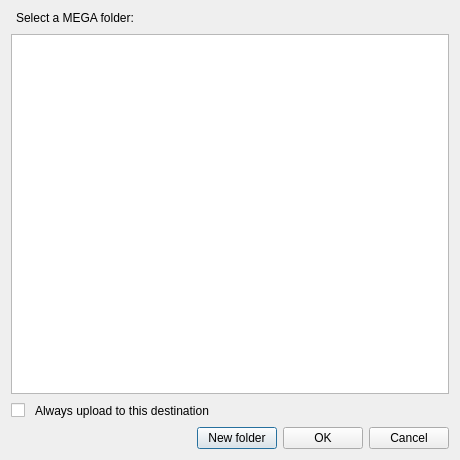
Above: src/MEGASync/gui/win/NodeSelector.ui from meganz/MEGAsync before the change. Below: the same form after it.
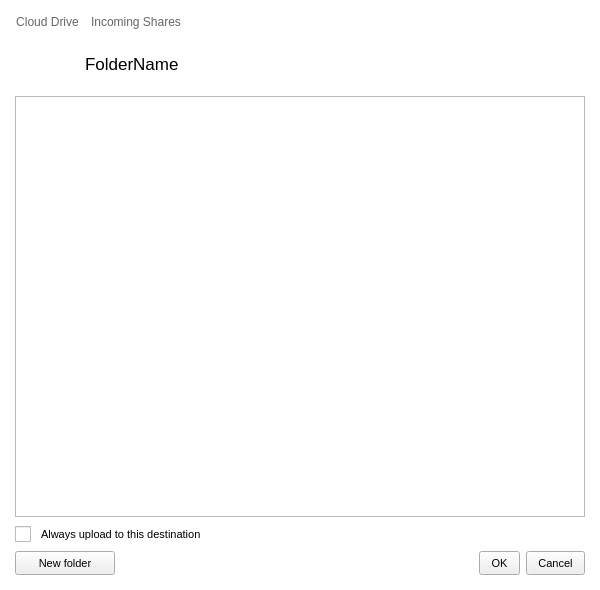
That is the form after the change. Icons and pictures are not drawn. Custom widgets are drawn as their Qt base class.

Commit message: SNC-2319. Node Selector dialog revamp with new columns and features.

```diff
--- a/src/MEGASync/gui/win/NodeSelector.ui
+++ b/src/MEGASync/gui/win/NodeSelector.ui
@@ -9,18 +9,55 @@
    <rect>
     <x>0</x>
     <y>0</y>
-    <width>460</width>
-    <height>460</height>
+    <width>600</width>
+    <height>590</height>
    </rect>
   </property>
+  <property name="minimumSize">
+   <size>
+    <width>540</width>
+    <height>530</height>
+   </size>
+  </property>
   <property name="windowTitle">
    <string>Folder Selection</string>
   </property>
   <property name="styleSheet">
-   <string notr="true">#cbAlwaysUploadToLocation
+   <string notr="true">QDialog{
+background:#FFFFFF;
+}
+
+#cbAlwaysUploadToLocation
 {
     spacing: 10px;
-}</string>
+}
+
+QWidget
+{
+font-size: 11px;
+}
+
+QCheckBox::indicator {
+     width: 16px;
+     height: 16px;
+ }
+
+QRadioButton::indicator {
+     width: 16px;
+     height: 16px;
+ }
+
+QScrollBar:horizontal {
+height: 16px;
+}
+
+QPushButton
+{
+	height: 22px;
+	padding-right: 11px;
+	padding-left: 11px;
+}
+</string>
   </property>
   <property name="modal">
    <bool>true</bool>
@@ -29,35 +66,439 @@
    <property name="spacing">
     <number>9</number>
    </property>
+   <property name="leftMargin">
+    <number>15</number>
+   </property>
+   <property name="topMargin">
+    <number>10</number>
+   </property>
+   <property name="rightMargin">
+    <number>15</number>
+   </property>
+   <property name="bottomMargin">
+    <number>15</number>
+   </property>
    <item>
-    <widget class="QLabel" name="label">
+    <layout class="QHBoxLayout" name="horizontalLayout_2">
+     <property name="spacing">
+      <number>10</number>
+     </property>
+     <property name="topMargin">
+      <number>0</number>
+     </property>
+     <property name="bottomMargin">
+      <number>5</number>
+     </property>
+     <item>
+      <widget class="QPushButton" name="bShowCloudDrive">
+       <property name="minimumSize">
+        <size>
+         <width>0</width>
+         <height>0</height>
+        </size>
+       </property>
+       <property name="styleSheet">
+        <string notr="true">QPushButton {
+    border: 3px solid #0078d7;
+	border-top-color: transparent;
+	border-left-color: transparent;
+	border-right-color: transparent;
+    border-radius: 0px;
+    background-color: transparent;
+    padding: -2px;
+	font-size:12px;
+}
+
+QPushButton:checked {
+	border-bottom-color:#0078d7;
+	color:#36230e;
+}
+QPushButton:!checked {
+	border-bottom-color:transparent;
+	color: #666666;
+}
+</string>
+       </property>
+       <property name="text">
+        <string>Cloud Drive</string>
+       </property>
+       <property name="iconSize">
+        <size>
+         <width>0</width>
+         <height>0</height>
+        </size>
+       </property>
+       <property name="checkable">
+        <bool>true</bool>
+       </property>
+       <property name="autoExclusive">
+        <bool>true</bool>
+       </property>
+      </widget>
+     </item>
+     <item>
+      <widget class="QPushButton" name="bShowIncomingShares">
+       <property name="minimumSize">
+        <size>
+         <width>0</width>
+         <height>0</height>
+        </size>
+       </property>
+       <property name="styleSheet">
+        <string notr="true">QPushButton {
+    border: 3px solid #0078d7;
+	border-top-color: transparent;
+	border-left-color: transparent;
+	border-right-color: transparent;
+    border-radius: 0px;
+    background-color: transparent;
+    padding: -2px;
+	font-size:12px;
+}
+
+QPushButton:checked {
+	border-bottom-color:#0078d7;
+	color:#36230e;
+}
+QPushButton:!checked {
+	border-bottom-color:transparent;
+	color: #666666;
+}
+</string>
+       </property>
+       <property name="text">
+        <string>Incoming Shares</string>
+       </property>
+       <property name="checkable">
+        <bool>true</bool>
+       </property>
+       <property name="autoExclusive">
+        <bool>true</bool>
+       </property>
+      </widget>
+     </item>
+     <item>
+      <spacer name="horizontalSpacer_3">
+       <property name="orientation">
+        <enum>Qt::Horizontal</enum>
+       </property>
+       <property name="sizeHint" stdset="0">
+        <size>
+         <width>40</width>
+         <height>0</height>
+        </size>
+       </property>
+      </spacer>
+     </item>
+    </layout>
+   </item>
+   <item>
+    <layout class="QHBoxLayout" name="horizontalLayout_3">
+     <property name="spacing">
+      <number>0</number>
+     </property>
+     <property name="topMargin">
+      <number>5</number>
+     </property>
+     <property name="bottomMargin">
+      <number>12</number>
+     </property>
+     <item alignment="Qt::AlignVCenter">
+      <widget class="QPushButton" name="bBack">
+       <property name="maximumSize">
+        <size>
+         <width>30</width>
+         <height>16777215</height>
+        </size>
+       </property>
+       <property name="styleSheet">
+        <string notr="true">QPushButton {
+    border: none;
+    background-color: transparent;
+    padding: 0px;
+}
+</string>
+       </property>
+       <property name="text">
+        <string/>
+       </property>
+       <property name="icon">
+        <iconset resource="../Resources_win.qrc">
+         <normaloff>:/images/node_selector/arrow-left-ico.png</normaloff>
+         <disabledoff>:/images/node_selector/arrow-left-disabled-ico.png</disabledoff>:/images/node_selector/arrow-left-ico.png</iconset>
+       </property>
+       <property name="iconSize">
+        <size>
+         <width>16</width>
+         <height>16</height>
+        </size>
+       </property>
+      </widget>
+     </item>
+     <item alignment="Qt::AlignVCenter">
+      <widget class="QPushButton" name="bForward">
+       <property name="maximumSize">
+        <size>
+         <width>30</width>
+         <height>16777215</height>
+        </size>
+       </property>
+       <property name="styleSheet">
+        <string notr="true">QPushButton {
+    border: none;
+    background-color: transparent;
+    padding: 0px;
+}</string>
+       </property>
+       <property name="text">
+        <string/>
+       </property>
+       <property name="icon">
+        <iconset resource="../Resources_win.qrc">
+         <normaloff>:/images/node_selector/arrow-right-ico.png</normaloff>
+         <disabledoff>:/images/node_selector/arrow-right-disabled-ico.png</disabledoff>:/images/node_selector/arrow-right-ico.png</iconset>
+       </property>
+       <property name="iconSize">
+        <size>
+         <width>16</width>
+         <height>16</height>
+        </size>
+       </property>
+      </widget>
+     </item>
+     <item>
+      <spacer name="horizontalSpacer_5">
+       <property name="orientation">
+        <enum>Qt::Horizontal</enum>
+       </property>
+       <property name="sizeType">
+        <enum>QSizePolicy::Fixed</enum>
+       </property>
+       <property name="sizeHint" stdset="0">
+        <size>
+         <width>10</width>
+         <height>20</height>
+        </size>
+       </property>
+      </spacer>
+     </item>
+     <item alignment="Qt::AlignHCenter|Qt::AlignVCenter">
+      <widget class="QLabel" name="lFolderName">
+       <property name="font">
+        <font>
+         <pointsize>-1</pointsize>
+         <bold>false</bold>
+         <strikeout>false</strikeout>
+         <kerning>false</kerning>
+        </font>
+       </property>
+       <property name="styleSheet">
+        <string notr="true">QLabel{
+font-size:17px;
+}</string>
+       </property>
+       <property name="text">
+        <string notr="true">FolderName</string>
+       </property>
+      </widget>
+     </item>
+     <item>
+      <spacer name="horizontalSpacer_6">
+       <property name="orientation">
+        <enum>Qt::Horizontal</enum>
+       </property>
+       <property name="sizeType">
+        <enum>QSizePolicy::Fixed</enum>
+       </property>
+       <property name="sizeHint" stdset="0">
+        <size>
+         <width>15</width>
+         <height>20</height>
+        </size>
+       </property>
+      </spacer>
+     </item>
+     <item alignment="Qt::AlignHCenter|Qt::AlignVCenter">
+      <widget class="QLabel" name="lIcon">
+       <property name="maximumSize">
+        <size>
+         <width>16777215</width>
+         <height>16777215</height>
+        </size>
+       </property>
+       <property name="text">
+        <string/>
+       </property>
+       <property name="alignment">
+        <set>Qt::AlignCenter</set>
+       </property>
+       <property name="margin">
+        <number>0</number>
+       </property>
+       <property name="indent">
+        <number>-1</number>
+       </property>
+      </widget>
+     </item>
+     <item>
+      <spacer name="horizontalSpacer_4">
+       <property name="orientation">
+        <enum>Qt::Horizontal</enum>
+       </property>
+       <property name="sizeHint" stdset="0">
+        <size>
+         <width>40</width>
+         <height>20</height>
+        </size>
+       </property>
+      </spacer>
+     </item>
+    </layout>
+   </item>
+   <item>
+    <widget class="MegaItemTreeView" name="tMegaFolders">
      <property name="font">
-      <font/>
+      <font>
+       <pointsize>-1</pointsize>
+      </font>
      </property>
      <property name="focusPolicy">
       <enum>Qt::StrongFocus</enum>
      </property>
-     <property name="text">
-      <string>Select a MEGA folder:</string>
+     <property name="styleSheet">
+      <string notr="true">QTreeView {
+    show-decoration-selected: 1;
+	selection-background-color: #3393df;
+	 font-size: 12px;
+ 	qproperty-indentation: 18; 
+	outline:0;
+}
+
+QTreeView::item:disabled
+{
+	background-color:transparent;
+}
+
+QTreeView::item:hover {
+   background-color:transparent;
+}
+
+QTreeView::branch:hover {
+background-color:transparent;
+}
+
+QTreeView::branch:selected {
+background-color: #3393df;
+}
+
+QTreeView::item:selected {
+    border: transparent;
+	 color: white;
+    background-color: #3393df;
+}
+
+QTreeView::branch:selected:closed:has-children:adjoins-item {
+    border-image: none;
+	image:url(://images/node_selector/Icon-Small-Arrow-Left-hover.png) ;
+}
+
+QTreeView::branch:selected:open:has-children:adjoins-item {
+    border-image: none;
+    image: url(://images/node_selector/Icon-Small-Arrow-Down-hover.png) ;
+}
+
+QTreeView::branch:!selected:closed:has-children:adjoins-item {
+    border-image: none;
+    image: url(://images/node_selector/Icon-Small-Arrow-Left.png) ;
+}
+
+QTreeView::branch:!selected:open:has-children:adjoins-item {
+    border-image: none;
+    image: url(://images/node_selector/Icon-Small-Arrow-Down.png) ;
+}
+
+QHeaderView
+{
+background: #FFFFFF;
+font-size: 12px;
+color:#576879;
+padding-top: 2px;
+}
+
+QHeaderView::section {
+background: #FFFFFF;
+padding-left: 8px;
+border-left:1px solid #dadada;			
+border-top:0 px;
+border-bottom:0px;					 					 				 					 	
+border-right:0px;
+}
+
+QHeaderView::section::first
+{
+padding-left: 0px;
+border-left:0px;		
+}
+
+QHeaderView::down-arrow { 
+width: 4px; height:6px;
+subcontrol-position: right;
+top:-2px;
+left:0px;
+padding-right:10px;
+} 
+
+QHeaderView::up-arrow {
+width: 4px; height:6px;
+subcontrol-position: right;
+top:-2px;
+left:0px;
+padding-right:10px;
+} 
+
+
+
+
+</string>
      </property>
-     <property name="margin">
-      <number>0</number>
+     <property name="frameShape">
+      <enum>QFrame::StyledPanel</enum>
      </property>
-     <property name="indent">
-      <number>5</number>
+     <property name="frameShadow">
+      <enum>QFrame::Plain</enum>
      </property>
-    </widget>
-   </item>
-   <item>
-    <widget class="QTreeView" name="tMegaFolders">
+     <property name="alternatingRowColors">
+      <bool>false</bool>
+     </property>
+     <property name="selectionMode">
+      <enum>QAbstractItemView::SingleSelection</enum>
+     </property>
+     <property name="iconSize">
+      <size>
+       <width>22</width>
+       <height>22</height>
+      </size>
+     </property>
      <property name="autoExpandDelay">
       <number>-1</number>
      </property>
+     <property name="indentation">
+      <number>18</number>
+     </property>
      <property name="animated">
       <bool>true</bool>
      </property>
+     <property name="allColumnsShowFocus">
+      <bool>false</bool>
+     </property>
+     <property name="expandsOnDoubleClick">
+      <bool>false</bool>
+     </property>
+     <attribute name="headerMinimumSectionSize">
+      <number>35</number>
+     </attribute>
      <attribute name="headerDefaultSectionSize">
-      <number>25</number>
+      <number>35</number>
      </attribute>
     </widget>
    </item>
@@ -89,6 +530,19 @@
       <property name="bottomMargin">
        <number>0</number>
       </property>
+      <item>
+       <widget class="QPushButton" name="bNewFolder">
+        <property name="minimumSize">
+         <size>
+          <width>100</width>
+          <height>0</height>
+         </size>
+        </property>
+        <property name="text">
+         <string>New folder</string>
+        </property>
+       </widget>
+      </item>
       <item>
        <spacer name="horizontalSpacer">
         <property name="orientation">
@@ -102,19 +556,6 @@
         </property>
        </spacer>
       </item>
-      <item>
-       <widget class="QPushButton" name="bNewFolder">
-        <property name="minimumSize">
-         <size>
-          <width>0</width>
-          <height>0</height>
-         </size>
-        </property>
-        <property name="text">
-         <string>New folder</string>
-        </property>
-       </widget>
-      </item>
       <item>
        <widget class="QPushButton" name="bOk">
         <property name="minimumSize">
@@ -123,6 +564,9 @@
           <height>0</height>
          </size>
         </property>
+        <property name="styleSheet">
+         <string notr="true"/>
+        </property>
         <property name="text">
          <string>OK</string>
         </property>
@@ -146,6 +590,13 @@
    </item>
   </layout>
  </widget>
+ <customwidgets>
+  <customwidget>
+   <class>MegaItemTreeView</class>
+   <extends>QTreeView</extends>
+   <header>MegaItemTreeView.h</header>
+  </customwidget>
+ </customwidgets>
  <tabstops>
   <tabstop>label</tabstop>
   <tabstop>tMegaFolders</tabstop>
```
Left out of the diff: 27 changed lines with no effect on the pictures. The commit also changes 111 other files.
